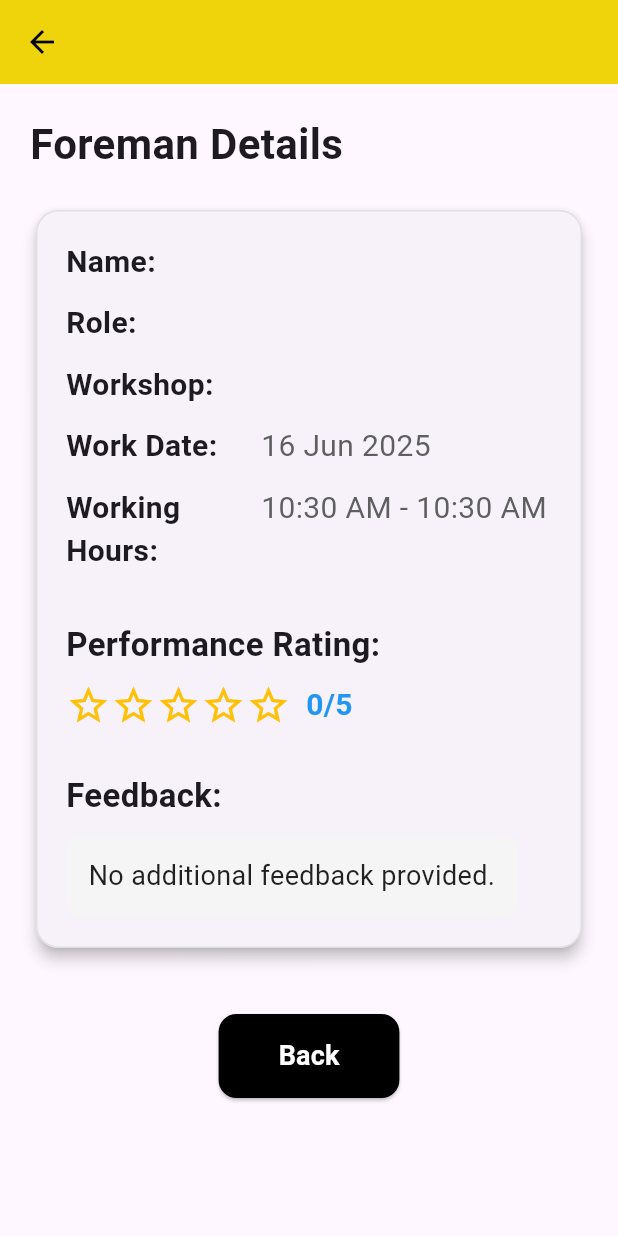
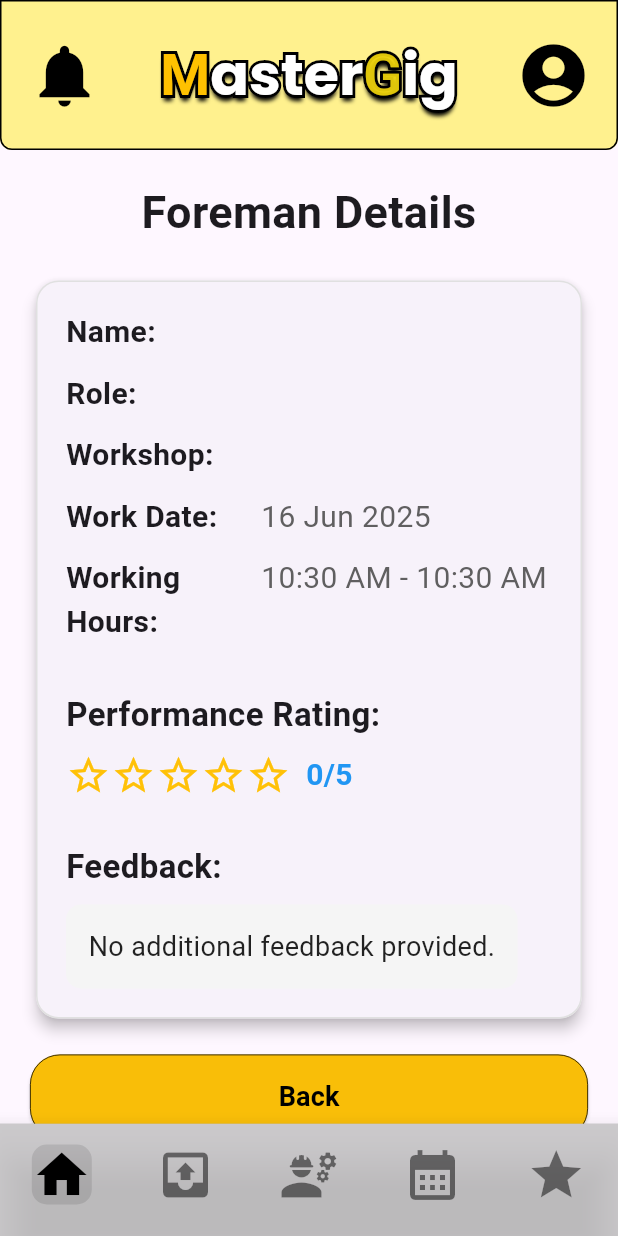
Before and after one commit to HarithZulhairi/mastergig, a Flutter app: the ownerRatingViewPage screen opened directly with empty values, on a phone screen of 412 x 824 dp. Run offline on Flutter 3.47's test engine with Material 3 defaults, Android fonts, the phone set to English and light mode, and no system bars; our stand-ins replace cloud_firestore, firebase_core, flutter_dotenv, get, google_fonts; missing offline and left inert: flutter_stripe; accounts and stored records are empty.

Commit message:
owner rating

```diff
--- a/lib/pages/manage_rating/ownerRatingViewPage.dart
+++ b/lib/pages/manage_rating/ownerRatingViewPage.dart
@@ -1,5 +1,9 @@
 import 'package:flutter/material.dart';
 import 'package:mastergig_app/domain/Rating/Rating.dart';
+import 'package:mastergig_app/widgets/ownerHeader.dart';
+import 'package:mastergig_app/widgets/ownerFooter.dart';
+import 'package:mastergig_app/pages/manage_rating/ownerRatingPage.dart';
+
 import 'package:intl/intl.dart';
 
 class ownerRatingViewPage extends StatelessWidget {
@@ -10,23 +14,19 @@ class ownerRatingViewPage extends StatelessWidget {
   @override
   Widget build(BuildContext context) {
     return Scaffold(
-      appBar: AppBar(
-        title: Text(rating.name),
-        backgroundColor: const Color(0xFFEFD30B),
-        foregroundColor: Colors.black,
-      ),
+      appBar: ownerHeader(context),
       body: SingleChildScrollView(
         padding: const EdgeInsets.all(20),
         child: Column(
-          crossAxisAlignment: CrossAxisAlignment.start,
           children: [
             // Title above the card
             const Text(
               'Foreman Details',
               style: TextStyle(
-                fontSize: 28,
+                fontSize: 30,
                 fontWeight: FontWeight.bold,
               ),
+              textAlign: TextAlign.center,
             ),
             const SizedBox(height: 20),
 
@@ -96,22 +96,36 @@ class ownerRatingViewPage extends StatelessWidget {
             ),
 
             // Back Button
-            const SizedBox(height: 40),
-            Center(
+            const SizedBox(height: 20),
+            Row(
+              mainAxisSize: MainAxisSize.min,
+              children: [
+                Expanded(
                   child: ElevatedButton(
-                onPressed: () => Navigator.pop(context),
+                    onPressed: () {
+                      Navigator.push(
+                        context,
+                        MaterialPageRoute(
+                          builder: (context) => const ownerRatingPage(),
+                        ),
+                      );
+                    },
                     style: ElevatedButton.styleFrom(
-                  backgroundColor: Colors.black,
-                  padding: const EdgeInsets.symmetric(horizontal: 40, vertical: 15),
+                      backgroundColor: const Color(0xFFF9BE08),
+                      padding: const EdgeInsets.symmetric(vertical: 15),
                       shape: RoundedRectangleBorder(
-                    borderRadius: BorderRadius.circular(12),
+                        borderRadius: BorderRadius.circular(20),
+                        side: const BorderSide(
+                          color: Colors.black,
+                          width: 0.5,
+                        ),
                       ),
                     ),
                     child: const Text(
                       'Back',
                       style: TextStyle(
+                        color: Colors.black,
                         fontSize: 18,
-                    color: Colors.white,
                         fontWeight: FontWeight.bold,
                       ),
                     ),
@@ -119,7 +133,10 @@ class ownerRatingViewPage extends StatelessWidget {
                 ),
               ],
             ),
+          ],
         ),
+      ),
+      bottomNavigationBar: ownerFooter(context),
     );
   }
 
```
Also changed, not shown: lib/pages/manage_rating/ownerRatingEditFormPage.dart (+54 -26 lines), lib/pages/manage_rating/ownerRatingPage.dart (+51 -56 lines). Lines whose indentation alone changed are shown as unchanged.
